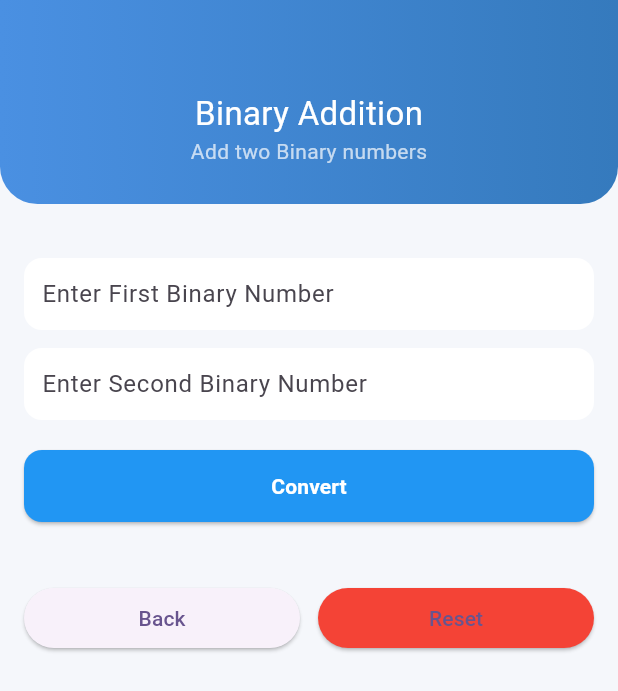
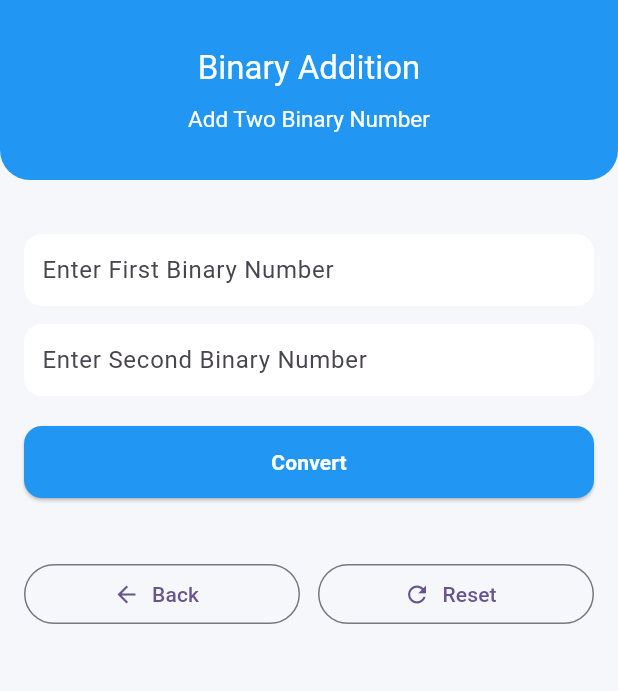
Before and after one commit to sakib2107/Number_System_App, a Flutter app: the BinaryAdditionScreen screen opened directly, on a phone screen of 412 x 824 dp. Shown: the top 691 px of the screen. Run offline on Flutter 3.47's test engine with Material 3 defaults, Android fonts, the phone set to English and light mode, and no system bars.

Commit message:
Binary addition add

```diff
--- a/lib/presentation/screens/binary_addition_screen.dart
+++ b/lib/presentation/screens/binary_addition_screen.dart
@@ -1,4 +1,5 @@
 import 'package:flutter/material.dart';
+import '../widgets/back_button.dart';
 import 'package:provider/provider.dart';
 import '../provider/binary_addition_provider.dart';
 
@@ -26,35 +27,30 @@ class _BinaryAdditionScreenState extends State<BinaryAdditionScreen> {
     final provider = Provider.of<BinaryStateProvider>(context);
 
     return Scaffold(
+      appBar: AppBar(
+        toolbarHeight: 120,
+        backgroundColor: Colors.blue,
+        title: Center(
+          child: Column(
+            children: [
+              const Text("Binary Addition", style: TextStyle(color: Colors.white)),
+              const SizedBox(height: 10),
+              const Text(
+                "Add Two Binary Number",
+                style: TextStyle(color: Colors.white, fontSize: 15),
+              ),
+            ],
+          ),
+        ),
+        shape: const RoundedRectangleBorder(
+          borderRadius: BorderRadius.vertical(
+            bottom: Radius.circular(20),
+          ),
+        ),
+      ),
       backgroundColor: const Color(0xffF5F7FB),
       body: Column(
         children: [
-          // 🔵 Header
-          Container(
-            width: double.infinity,
-            padding: const EdgeInsets.only(top: 60, bottom: 25),
-            decoration: const BoxDecoration(
-              gradient: LinearGradient(
-                colors: [Color(0xff4A90E2), Color(0xff357ABD)],
-              ),
-              borderRadius: BorderRadius.only(
-                bottomLeft: Radius.circular(25),
-                bottomRight: Radius.circular(25),
-              ),
-            ),
-            child: const Column(
-              children: [
-                Text(
-                  "Binary Addition",
-                  style: TextStyle(color: Colors.white, fontSize: 22),
-                ),
-                Text(
-                  "Add two Binary numbers",
-                  style: TextStyle(color: Colors.white70),
-                ),
-              ],
-            ),
-          ),
 
           const SizedBox(height: 20),
 
@@ -132,30 +128,20 @@ class _BinaryAdditionScreenState extends State<BinaryAdditionScreen> {
                 // 🔵 Buttons Row
                 Row(
                   children: [
-                    // 🔙 Back Button
-                    Expanded(
-                      child: ElevatedButton(
-                        onPressed: () {
-                          Navigator.pop(context);
-                        },
-                        child: const Text("Back"),
-                      ),
-                    ),
+                    CustomBackButton(),
 
                     const SizedBox(width: 12),
 
-                    // 🔄 Reset Button
+
                     Expanded(
-                      child: ElevatedButton(
-                        style: ElevatedButton.styleFrom(
-                          backgroundColor: Colors.red,
-                        ),
+                      child: OutlinedButton.icon(
                         onPressed: () {
                           firstController.clear();
                           secondController.clear();
                           provider.reset();
                         },
-                        child: const Text("Reset"),
+                        icon: const Icon(Icons.refresh),
+                        label: const Text("Reset"),
                       ),
                     ),
                   ],
--- a/lib/presentation/screens/binary_to_hex.dart
+++ b/lib/presentation/screens/binary_to_hex.dart
@@ -201,4 +201,7 @@ class BinaryToHexScreen extends StatelessWidget {
       ),
     );
   }
+  void dispose() {
+    controller.dispose();
+  }
 }
```
